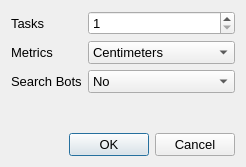
Old version of the form source/ntscout/settingsdialog.ui in the repository radszy/ntscout.
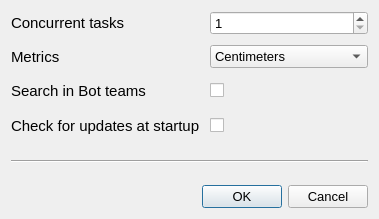
New version of the form.

Commit message: settings are now save to file check for updates at startup post-update cleaning

The edit to the form file:
```diff
--- a/source/ntscout/settingsdialog.ui
+++ b/source/ntscout/settingsdialog.ui
@@ -6,35 +6,38 @@
    <rect>
     <x>0</x>
     <y>0</y>
-    <width>246</width>
-    <height>167</height>
+    <width>379</width>
+    <height>219</height>
    </rect>
   </property>
   <property name="windowTitle">
    <string>Dialog</string>
   </property>
   <layout class="QVBoxLayout" name="verticalLayout">
+   <property name="spacing">
+    <number>0</number>
+   </property>
    <item>
-    <layout class="QFormLayout" name="formLayout">
-     <property name="fieldGrowthPolicy">
-      <enum>QFormLayout::AllNonFixedFieldsGrow</enum>
+    <layout class="QGridLayout" name="gridLayout">
+     <property name="spacing">
+      <number>10</number>
      </property>
-     <item row="2" column="0">
+     <item row="0" column="0">
       <widget class="QLabel" name="label_3">
        <property name="font">
         <font>
-         <pointsize>10</pointsize>
+         <pointsize>11</pointsize>
         </font>
        </property>
        <property name="whatsThis">
         <string>&lt;html&gt;&lt;head/&gt;&lt;body&gt;&lt;p&gt;Number of threads used to fetch all data. The general idea is to use X threads (where X is the number of your CPU cores). However, in applications like this (IO bound), you can gain some advantage by setting higher number. The optimal number can vary depending on your CPU, OS and number of divisions. Setting to high number can lead to application or OS freeze.&lt;br/&gt;&lt;/p&gt;&lt;p&gt;&lt;span style=&quot; font-weight:600;&quot;&gt;Note&lt;/span&gt;: for N leagues, program will use at most N threads.&lt;/p&gt;&lt;/body&gt;&lt;/html&gt;</string>
        </property>
        <property name="text">
-        <string>Tasks</string>
+        <string>Concurrent tasks</string>
        </property>
       </widget>
      </item>
-     <item row="2" column="1">
+     <item row="0" column="1">
       <widget class="QSpinBox" name="tasks">
        <property name="font">
         <font>
@@ -55,11 +58,11 @@
        </property>
       </widget>
      </item>
-     <item row="3" column="0">
+     <item row="1" column="0">
       <widget class="QLabel" name="label_2">
        <property name="font">
         <font>
-         <pointsize>10</pointsize>
+         <pointsize>11</pointsize>
         </font>
        </property>
        <property name="whatsThis">
@@ -70,7 +73,7 @@
        </property>
       </widget>
      </item>
-     <item row="3" column="1">
+     <item row="1" column="1">
       <widget class="QComboBox" name="metrics">
        <property name="font">
         <font>
@@ -105,23 +108,35 @@
        </item>
       </widget>
      </item>
-     <item row="4" column="0">
+     <item row="2" column="0">
       <widget class="QLabel" name="label">
        <property name="font">
         <font>
-         <pointsize>10</pointsize>
+         <pointsize>11</pointsize>
         </font>
        </property>
        <property name="whatsThis">
         <string>&lt;html&gt;&lt;head/&gt;&lt;body&gt;&lt;p&gt;Specifies whether program should search for players in Bot teams.&lt;/p&gt;&lt;/body&gt;&lt;/html&gt;</string>
        </property>
        <property name="text">
-        <string>Search Bots</string>
+        <string>Search in Bot teams</string>
        </property>
       </widget>
      </item>
-     <item row="4" column="1">
-      <widget class="QComboBox" name="bots">
+     <item row="2" column="1">
+      <widget class="QCheckBox" name="bots">
+       <property name="sizePolicy">
+        <sizepolicy hsizetype="Preferred" vsizetype="Fixed">
+         <horstretch>0</horstretch>
+         <verstretch>0</verstretch>
+        </sizepolicy>
+       </property>
+       <property name="minimumSize">
+        <size>
+         <width>25</width>
+         <height>25</height>
+        </size>
+       </property>
        <property name="font">
         <font>
          <pointsize>10</pointsize>
@@ -130,23 +145,91 @@
        <property name="toolTip">
         <string>&lt;html&gt;&lt;head/&gt;&lt;body&gt;&lt;p&gt;Specifies whether program should search for players in Bot teams.&lt;/p&gt;&lt;/body&gt;&lt;/html&gt;</string>
        </property>
+       <property name="text">
+        <string/>
+       </property>
+      </widget>
+     </item>
+     <item row="3" column="0">
+      <widget class="QLabel" name="label_4">
+       <property name="font">
+        <font>
+         <pointsize>11</pointsize>
+        </font>
+       </property>
+       <property name="toolTip">
+        <string>&lt;html&gt;&lt;head/&gt;&lt;body&gt;&lt;p&gt;Specifies whether program should check for updates at every startup. &lt;/p&gt;&lt;p&gt;&lt;br/&gt;&lt;/p&gt;&lt;p&gt;Updates include searching for new countries, updating country info and binary files.&lt;/p&gt;&lt;/body&gt;&lt;/html&gt;</string>
+       </property>
        <property name="whatsThis">
         <string>&lt;html&gt;&lt;head/&gt;&lt;body&gt;&lt;p&gt;&lt;br/&gt;&lt;/p&gt;&lt;/body&gt;&lt;/html&gt;</string>
        </property>
-       <item>
-        <property name="text">
-         <string>No</string>
-        </property>
-       </item>
-       <item>
-        <property name="text">
-         <string>Yes</string>
-        </property>
-       </item>
+       <property name="text">
+        <string>Check for updates at startup</string>
+       </property>
+      </widget>
+     </item>
+     <item row="3" column="1">
+      <widget class="QCheckBox" name="updates">
+       <property name="sizePolicy">
+        <sizepolicy hsizetype="Preferred" vsizetype="Fixed">
+         <horstretch>0</horstretch>
+         <verstretch>0</verstretch>
+        </sizepolicy>
+       </property>
+       <property name="minimumSize">
+        <size>
+         <width>25</width>
+         <height>25</height>
+        </size>
+       </property>
+       <property name="font">
+        <font>
+         <pointsize>10</pointsize>
+        </font>
+       </property>
+       <property name="toolTip">
+        <string>&lt;html&gt;&lt;head/&gt;&lt;body&gt;&lt;p&gt;&lt;span style=&quot; font-size:11pt;&quot;&gt;Specifies whether program should check for updates at every startup. &lt;/span&gt;&lt;br/&gt;&lt;/p&gt;&lt;p&gt;&lt;span style=&quot; font-size:11pt;&quot;&gt;Updates include searching for new countries, updating country info and binary files.&lt;/span&gt;&lt;/p&gt;&lt;/body&gt;&lt;/html&gt;</string>
+       </property>
+       <property name="text">
+        <string/>
+       </property>
       </widget>
      </item>
     </layout>
    </item>
+   <item>
+    <spacer name="verticalSpacer">
+     <property name="orientation">
+      <enum>Qt::Vertical</enum>
+     </property>
+     <property name="sizeHint" stdset="0">
+      <size>
+       <width>20</width>
+       <height>40</height>
+      </size>
+     </property>
+    </spacer>
+   </item>
+   <item>
+    <widget class="Line" name="line">
+     <property name="orientation">
+      <enum>Qt::Horizontal</enum>
+     </property>
+    </widget>
+   </item>
+   <item>
+    <spacer name="verticalSpacer_2">
+     <property name="orientation">
+      <enum>Qt::Vertical</enum>
+     </property>
+     <property name="sizeHint" stdset="0">
+      <size>
+       <width>20</width>
+       <height>40</height>
+      </size>
+     </property>
+    </spacer>
+   </item>
    <item>
     <widget class="QDialogButtonBox" name="buttonBox">
      <property name="font">
```
Left out of the diff: 23 changed lines with no effect on the pictures. The commit also changes 7 other files.
